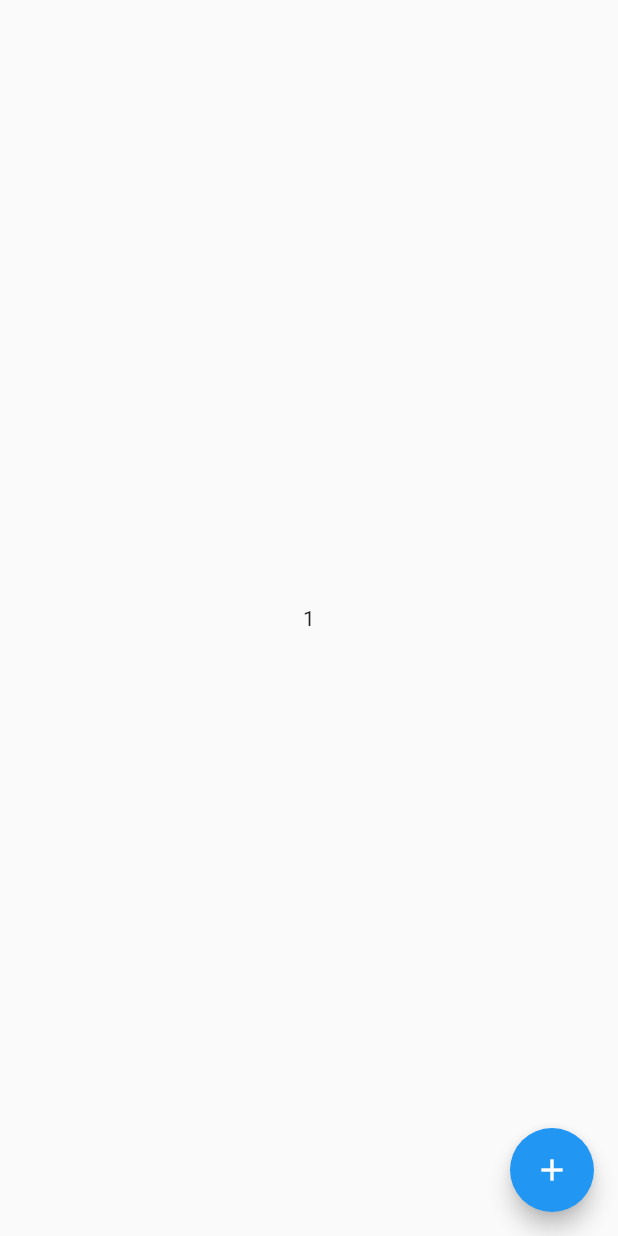
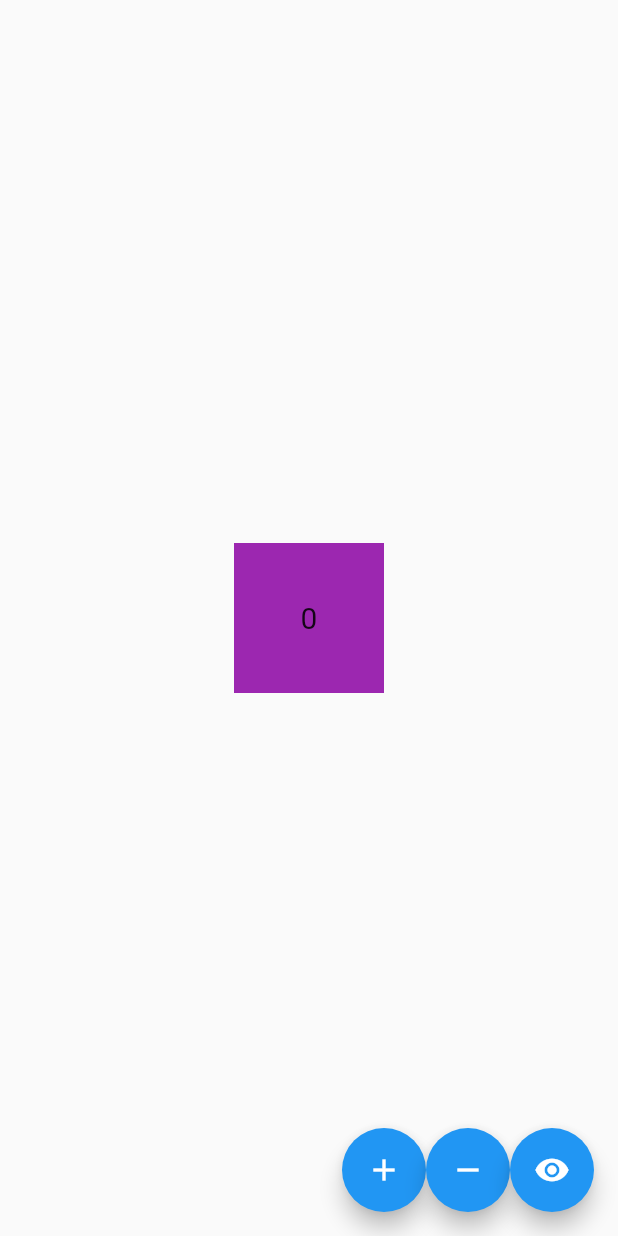
Before and after one commit to KiranJoshi-Flutter/flutter_class, a Flutter app: the screen it shows after launch, on a phone screen of 412 x 824 dp. Run offline on Flutter 3.47's test engine with Material 2 defaults, Android fonts, the phone set to English and light mode, and no system bars.

Commit message:
counter app

```diff
--- a/lib/Screens/SettingScreen.dart
+++ b/lib/Screens/SettingScreen.dart
@@ -8,15 +8,63 @@ class SettingScreen extends StatefulWidget {
 }
 
 class _SettingScreenState extends State<SettingScreen> {
+  int count = 0;
+  bool hide = false;
+
+  void incrementCount() {
+    setState(() {
+      count++;
+    });
+  }
+
+  void decrementCount() {
+    setState(() {
+      count--;
+    });
+  }
+
+  void hideCounter() {
+    setState(() {
+      hide = !hide;
+    });
+  }
+
   @override
   Widget build(BuildContext context) {
     return Scaffold(
       body: Center(
-        child: Text('1'),
+        child: hide == true
+            ? Container()
+            : Container(
+                height: 100.0,
+                width: 100.0,
+                color: Colors.purple,
+                alignment: Alignment.center,
+                child: Text(
+                  count.toString(),
+                  style: TextStyle(
+                    fontSize: 20.0,
+                  ),
+                ),
+              ),
       ),
-      floatingActionButton: FloatingActionButton(
-        onPressed: null,
-        child: Icon(Icons.add),
+      floatingActionButton: Row(
+        mainAxisAlignment: MainAxisAlignment.end,
+        children: [
+          FloatingActionButton(
+            onPressed: incrementCount,
+            child: Icon(Icons.add),
+          ),
+          FloatingActionButton(
+            onPressed: decrementCount,
+            child: Icon(Icons.remove),
+          ),
+          FloatingActionButton(
+            onPressed: hideCounter,
+            child:
+                Icon(hide == false ? Icons.visibility : Icons.visibility_off),
+          ),
+        ],
       ),
     );
   }
--- a/lib/main.dart
+++ b/lib/main.dart
@@ -1,5 +1,4 @@
 import 'package:containers/Screens/HomeScreen.dart';
-import 'package:containers/Screens/ProfileScreen.dart';
 import 'package:containers/Screens/SettingScreen.dart';
 import 'package:flutter/material.dart';
 
```
